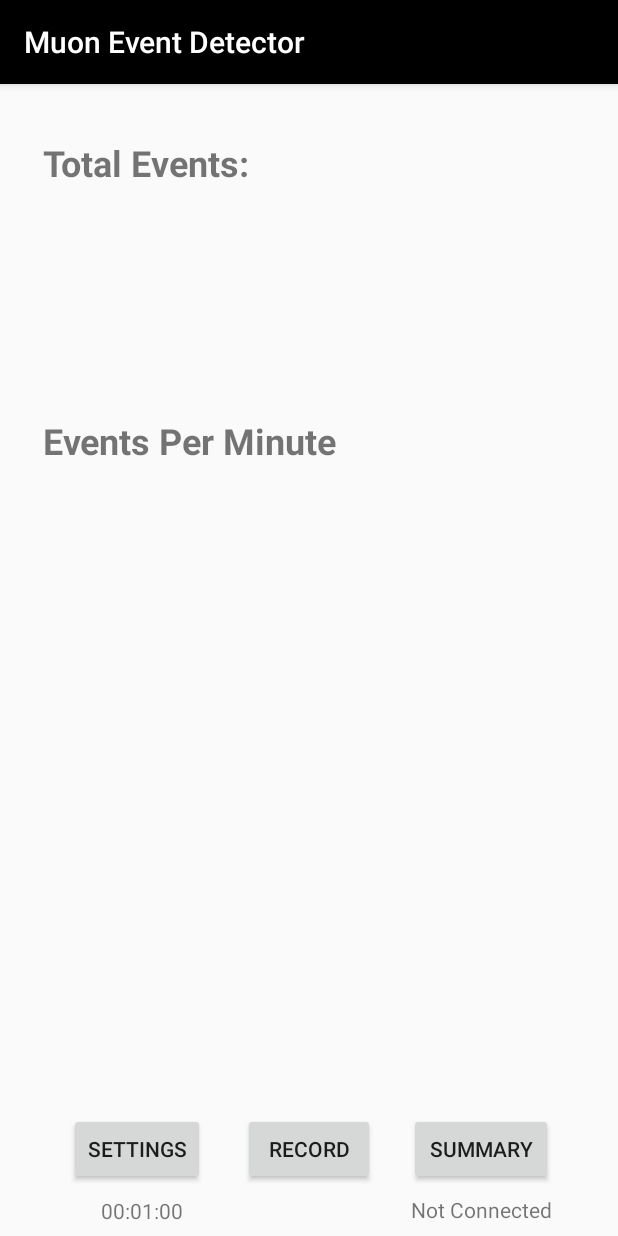
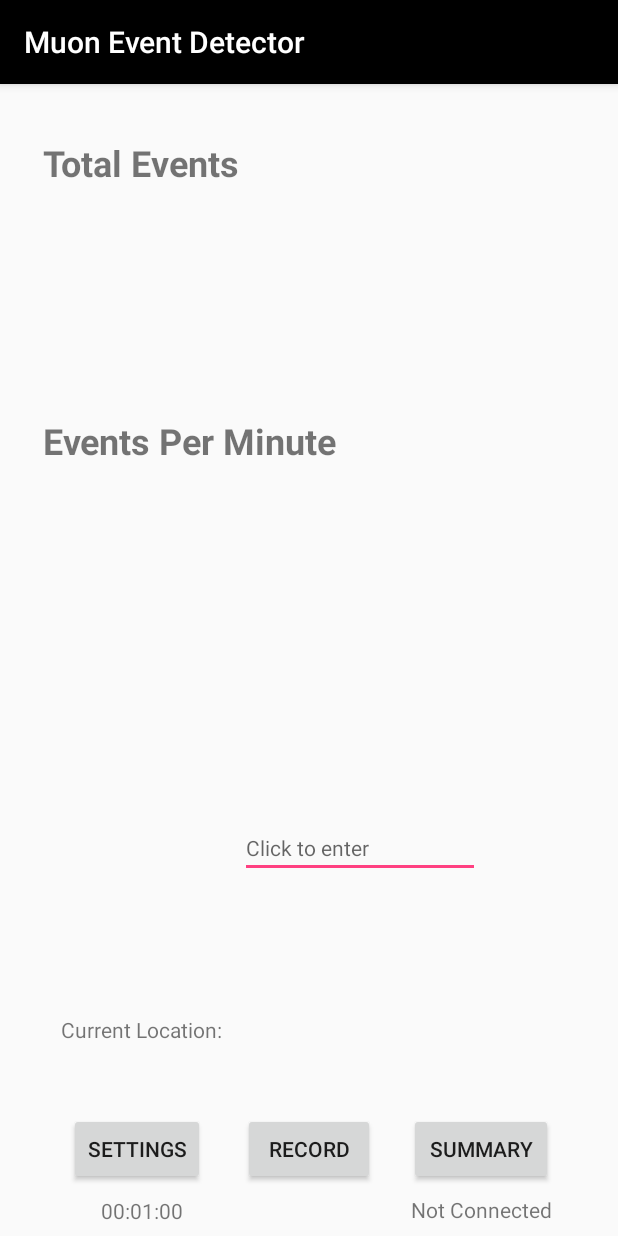
Before and after one commit to q-omar/muonDetector, an Android app: the RecorderScreen screen opened directly, with no data from a screen before it, on a phone screen of 412 x 824 dp. Run offline under Robolectric (Android 15) with nearby library versions, the phone set to English and light mode, and no system bars; libraries missing offline, so code that uses them is left out: com.ftdi.j2xx; 1 statement that could not run was skipped.

Commit message:
Began adding user input for location info
Added prompt on recording screen for user's location. Input is not yet reflected in the event table.

```diff
--- a/androidsource/MuonDetectorNew/app/src/main/java/com/example/omarqureshi/muondetector/RecorderScreen.java
+++ b/androidsource/MuonDetectorNew/app/src/main/java/com/example/omarqureshi/muondetector/RecorderScreen.java
@@ -7,6 +7,7 @@ import android.support.v4.app.FragmentManager;
 import android.support.v7.app.AppCompatActivity;
 import android.os.Bundle;
 import android.view.View;
+import android.widget.EditText;
 import android.widget.TextView;
 import android.widget.Button;
 
@@ -27,6 +28,7 @@ public class RecorderScreen extends AppCompatActivity implements Observer{
     private TextView durationText;
     private TextView connectionText;
     private TextView eventsMinText;
+    private EditText locationInput;
 
     private SharedPreferences sharedPrefs;
 
@@ -81,6 +83,7 @@ public class RecorderScreen extends AppCompatActivity implements Observer{
         averageText = findViewById(R.id.averageLabelID);
         durationText = findViewById(R.id.durationLabelID);
         eventsMinText = findViewById(R.id.eventsMinID2);
+        locationInput = findViewById(R.id.locationInput);
 
         boolean isConnected = processor.tryConnection();
 
@@ -178,6 +181,8 @@ public class RecorderScreen extends AppCompatActivity implements Observer{
         summaryText.setVisibility(View.INVISIBLE);
         durationText.setVisibility(View.INVISIBLE);
         averageText.setVisibility(View.INVISIBLE);
+
+        locationInput.setEnabled(false);        // Prevent user from editing location while recording
         countDownTimer = new CountDownTimer(timeRemaining, 10) {
             @Override
             public void onTick(long l ) {
@@ -201,6 +206,7 @@ public class RecorderScreen extends AppCompatActivity implements Observer{
         resetTimer();
         countDownTimer.cancel();
         countDownButton.setText("Start");
+        locationInput.setEnabled(true);        // Allow user to edit location again
         timerIsRunning = false;
         processor.switchRecording();
     }
--- a/androidsource/MuonDetectorNew/app/src/main/res/layout/activity_recorder_screen.xml
+++ b/androidsource/MuonDetectorNew/app/src/main/res/layout/activity_recorder_screen.xml
@@ -109,7 +109,7 @@
         android:layout_height="wrap_content"
         android:layout_marginStart="8dp"
         android:layout_marginTop="36dp"
-        android:text="Total Events: "
+        android:text="Total Events"
         android:textSize="24sp"
         android:textStyle="bold"
         app:layout_constraintStart_toStartOf="@+id/guideline"
@@ -174,4 +174,33 @@
         app:layout_constraintEnd_toStartOf="@+id/recorderButtonID"
         app:layout_constraintStart_toStartOf="@+id/guideline" />
 
+    <TextView
+        android:id="@+id/locationLabel"
+        android:layout_width="wrap_content"
+        android:layout_height="wrap_content"
+        android:layout_marginStart="20dp"
+        android:layout_marginTop="8dp"
+        android:layout_marginBottom="8dp"
+        android:text="@string/location_label"
+        app:layout_constraintBottom_toTopOf="@+id/settingsButtonID"
+        app:layout_constraintStart_toStartOf="@+id/guideline"
+        app:layout_constraintTop_toBottomOf="@+id/averageLabelID"
+        app:layout_constraintVertical_bias="0.886" />
+
+    <EditText
+        android:id="@+id/locationInput"
+        android:layout_width="wrap_content"
+        android:layout_height="wrap_content"
+        android:layout_marginStart="12dp"
+        android:layout_marginTop="8dp"
+        android:layout_marginBottom="8dp"
+        android:ems="10"
+        android:hint="@string/location_default"
+        android:inputType="textShortMessage"
+        android:textSize="14sp"
+        app:layout_constraintBottom_toBottomOf="parent"
+        app:layout_constraintStart_toEndOf="@+id/locationLabel"
+        app:layout_constraintTop_toBottomOf="@+id/averageLabelID"
+        app:layout_constraintVertical_bias="0.414" />
+
 </android.support.constraint.ConstraintLayout>
--- a/androidsource/MuonDetectorNew/app/src/main/res/layout/settings_menu.xml
+++ b/androidsource/MuonDetectorNew/app/src/main/res/layout/settings_menu.xml
@@ -10,11 +10,11 @@
         android:id="@+id/textView"
         android:layout_width="match_parent"
         android:layout_height="wrap_content"
+        android:paddingTop="10dp"
         android:paddingBottom="10dp"
-        android:paddingTop="10dp"
         android:text="@string/change_timer_length"
         android:textAlignment="center"
-        android:textSize="14sp"
+        android:textSize="12sp"
         android:textStyle="bold" />
 
     <LinearLayout
--- a/androidsource/MuonDetectorNew/app/src/main/res/values/strings.xml
+++ b/androidsource/MuonDetectorNew/app/src/main/res/values/strings.xml
@@ -1,10 +1,13 @@
 <resources>
     <string name="app_name">MuonDetector</string>
 
+    <!-- Strings for recording screen -->
     <string name="events_min_label">Events Per Minute</string>
     <string name="total_events_label">Total Events</string>
     <string name="settings_label">Settings</string>
     <string name="record_label">Record</string>
+    <string name="location_label">Current Location:</string>
+    <string name="location_default">Click to enter</string>
 
     <string name="change_timer_length">Timer Duration</string>
     <string name="save_label">Save</string>
```
Also changed, not shown: 2 other files.
